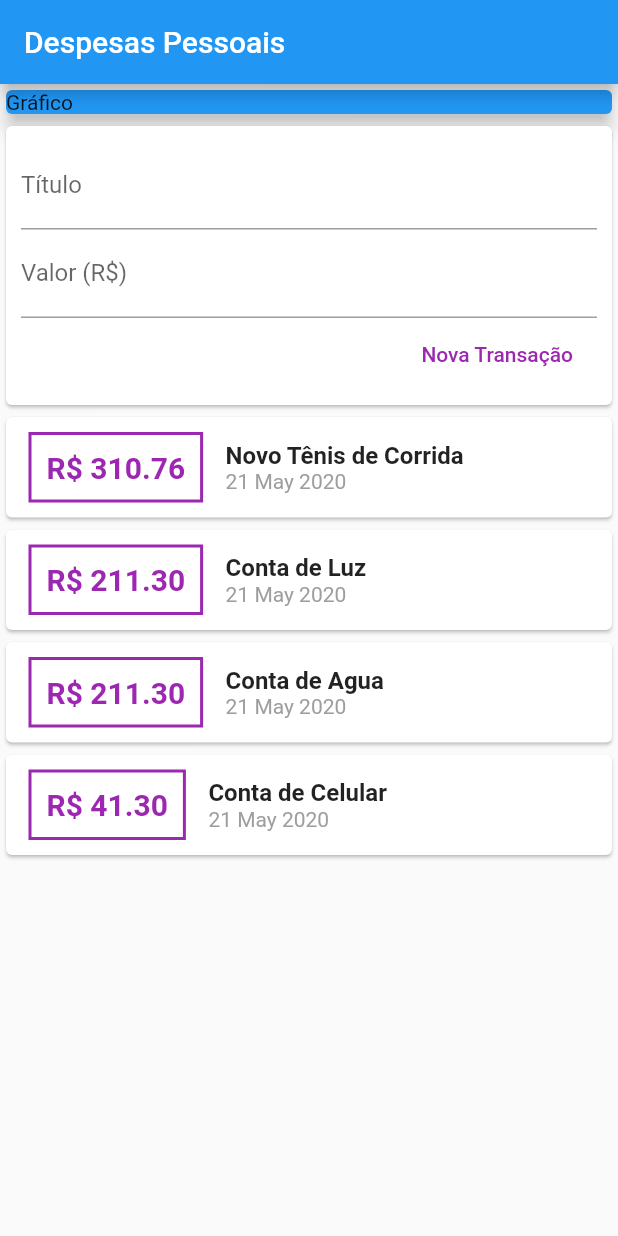
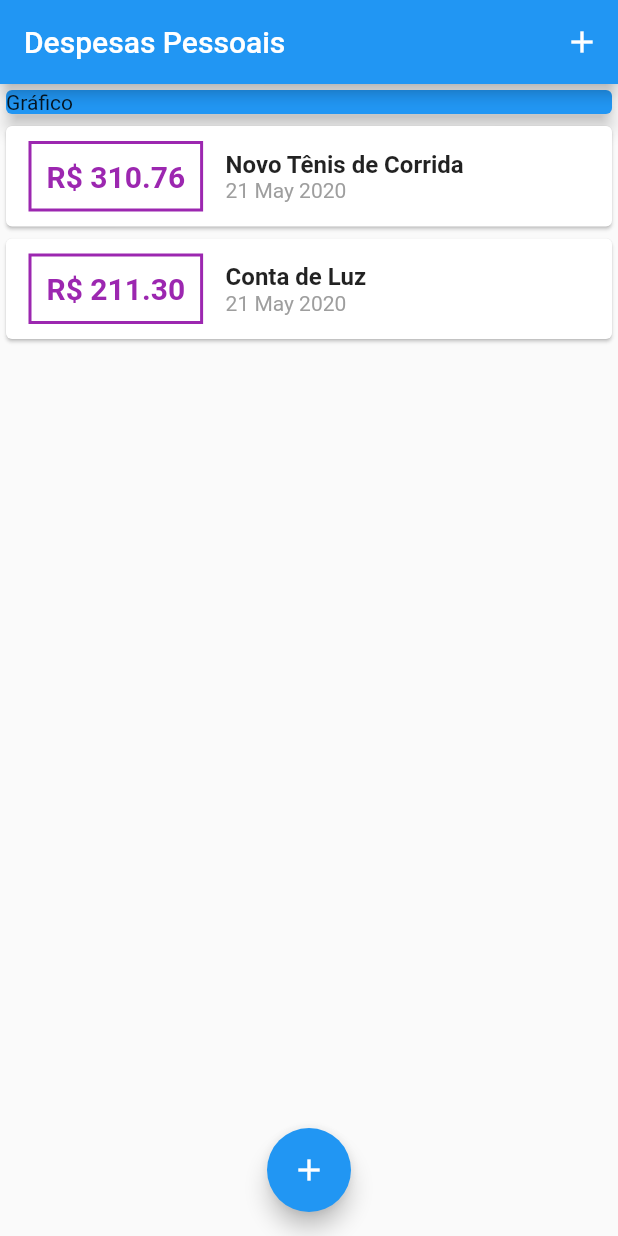
Before and after one commit to munizdiogo/expenses, a Flutter app: the screen it shows after launch, on a phone screen of 412 x 824 dp. Run offline on Flutter 3.47's test engine with Material 2 defaults, Android fonts, the phone set to English and light mode, and no system bars.

Commit message:
Aula98 - Delete transaction_user, Criação FormModal

```diff
--- a/lib/components/transaction_user.dart
+++ /dev/null
@@ -1,83 +0,0 @@
-import 'dart:math';
-
-import 'package:expenses/components/transaction_form.dart';
-import 'package:expenses/components/transaction_list.dart';
-import 'package:expenses/models/transaction.dart';
-import 'package:flutter/material.dart';
-
-class TransactionUser extends StatefulWidget {
-  @override
-  _TransactionUserState createState() => _TransactionUserState();
-}
-
-class _TransactionUserState extends State<TransactionUser> {
-
-  final _transactions = [
-    Transaction(
-      id: 't1',
-      title: 'Novo Tênis de Corrida',
-      value: 310.76,
-      data: DateTime.now()
-    ),
-    Transaction(
-      id: 't2',
-      title: 'Conta de Luz',
-      value: 211.30,
-      data: DateTime.now()
-    ),
-    Transaction(
-      id: 't3',
-      title: 'Conta de Agua',
-      value: 211.30,
-      data: DateTime.now()
-    ),
-    Transaction(
-      id: 't4',
-      title: 'Conta de Celular',
-      value: 41.30,
-      data: DateTime.now()
-    ),
-    Transaction(
-      id: 't5',
-      title: 'Fatura do Cartão',
-      value: 2011.30,
-      data: DateTime.now()
-    ),
-    Transaction(
-      id: 't6',
-      title: 'Conta de Telefone',
-      value: 81.30,
-      data: DateTime.now()
-    ),
-  ];
-
-  _addTransaction(String title, double value){
-    final newTransaction = Transaction(
-      id: Random().nextDouble().toString(),
-      title: title,
-      value: value,
-      data: DateTime.now()
-    );
-
-    setState(() {
-      _transactions.add(newTransaction);
-    });
-
-  }
-
-
-
-
-
-
-  @override
-  Widget build(BuildContext context) {
-
-    return Column(
-      children: [
-        TransactionForm(_addTransaction),
-        TransactionList(_transactions),
-      ],
-    );
-  }
-}
--- a/lib/main.dart
+++ b/lib/main.dart
@@ -1,5 +1,8 @@
-import 'package:expenses/components/transaction_user.dart';
+import 'package:expenses/components/transaction_form.dart';
 import 'package:flutter/material.dart';
+import 'dart:math';
+import 'package:expenses/models/transaction.dart';
+import 'components/transaction_list.dart';
 
 main() => runApp(
   ExpensesApp(),
@@ -16,13 +19,65 @@ class ExpensesApp extends StatelessWidget {
 }
 
 
-class MyHomePage extends StatelessWidget {
+class MyHomePage extends StatefulWidget {
+
+
+  @override
+  _MyHomePageState createState() => _MyHomePageState();
+}
+
+class _MyHomePageState extends State<MyHomePage> {
+
+  final _transactions = [
+    Transaction(
+      id: 't1',
+      title: 'Novo Tênis de Corrida',
+      value: 310.76,
+      data: DateTime.now()
+    ),
+    Transaction(
+      id: 't2',
+      title: 'Conta de Luz',
+      value: 211.30,
+      data: DateTime.now()
+    ),
+  ];
+
+  _openTransactionFormModal(BuildContext context){
+    showModalBottomSheet(
+      context: context,
+      builder: (_){
+        return TransactionForm(null);
+      }
+    );
+  }
+
+  _addTransaction(String title, double value){
+    final newTransaction = Transaction(
+      id: Random().nextDouble().toString(),
+      title: title,
+      value: value,
+      data: DateTime.now()
+    );
+
+    setState(() {
+      _transactions.add(newTransaction);
+    });
+
+  }
 
   @override
   Widget build(BuildContext context) {
     return Scaffold(
       appBar: AppBar(
         title: Text('Despesas Pessoais'),
+        actions: [
+          IconButton(
+            icon: Icon(Icons.add),
+            onPressed: () => _openTransactionFormModal(context),
+          )
+
+        ],
       ),
       body: SingleChildScrollView(
               child: Column(
@@ -36,10 +91,15 @@ class MyHomePage extends StatelessWidget {
                 elevation: 5,
               ),
             ),
-            TransactionUser()
+            TransactionList(_transactions),
           ],
         ),
-      )
+      ),
+      floatingActionButton: FloatingActionButton(
+        child: Icon(Icons.add),
+        onPressed: () => _openTransactionFormModal(context),
+      ),
+      floatingActionButtonLocation: FloatingActionButtonLocation.centerFloat
     );
   }
 }
```
Also changed, not shown: lib/components/transaction_form.dart (+14 -5 lines).
